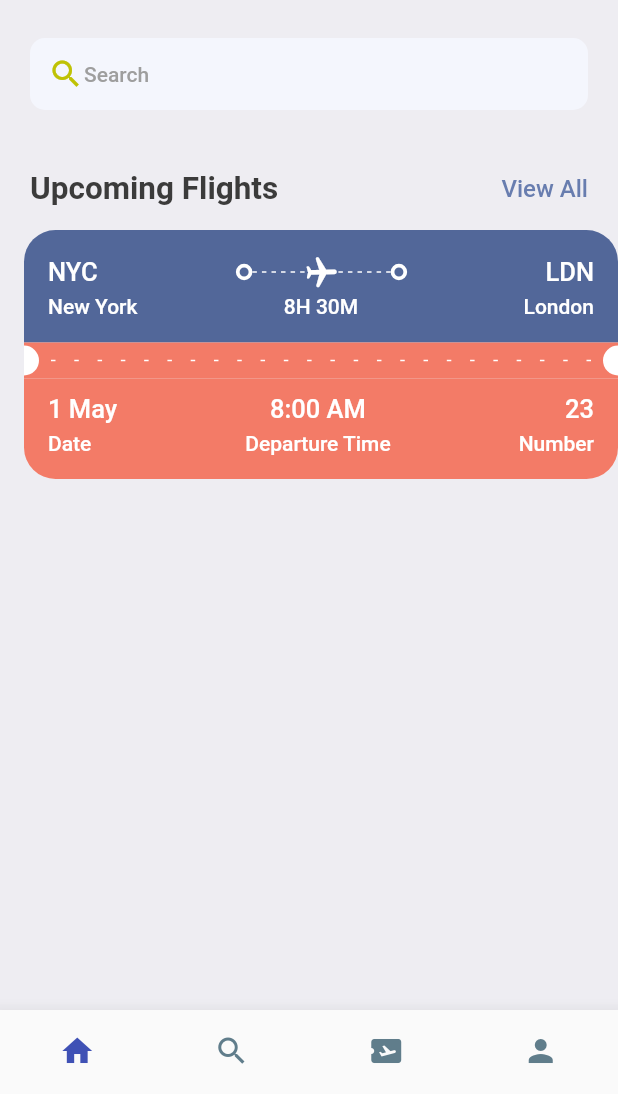
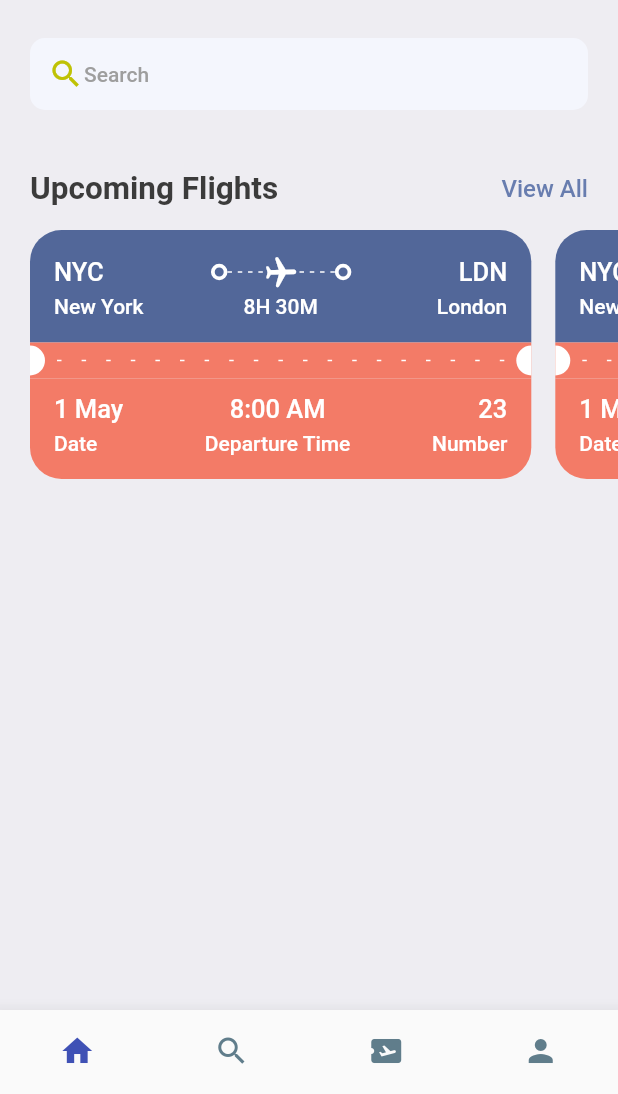
Before and after one commit to greenervigil/flutter_app, a Flutter app: the screen it shows after launch, on a phone screen of 412 x 824 dp, the part 142-1236 px from its top. Run offline on Flutter 3.47's test engine with Material 2 defaults, Android fonts, the phone set to English and light mode, and no system bars; our stand-ins replace gap.

Commit message:
adding scrolling for multiple tickets on the home screen

```diff
--- a/lib/screens/home_screen.dart
+++ b/lib/screens/home_screen.dart
@@ -1,4 +1,5 @@
 import 'package:flutter/material.dart';
+import 'package:flutter/rendering.dart';
 import 'package:flutter_app/screens/ticket_view.dart';
 import 'package:flutter_app/utils/app_styles.dart';
 import 'package:gap/gap.dart';
@@ -91,7 +92,16 @@ class HomeScreen extends StatelessWidget {
               ),
             ),
             const Gap(15),
-            const TicketView(),
+            SingleChildScrollView(
+              scrollDirection: Axis.horizontal,
+              padding: const EdgeInsets.only(left: 20),
+              child: Row(
+                children: const [
+                  TicketView(),
+                  TicketView(),
+                ],
+              ),
+            ),
           ],
         ));
   }
--- a/lib/screens/ticket_view.dart
+++ b/lib/screens/ticket_view.dart
@@ -11,10 +11,10 @@ class TicketView extends StatelessWidget {
   Widget build(BuildContext context) {
     final size = AppLayout.getSize(context);
     return SizedBox(
-      width: size.width,
+      width: size.width * 0.85,
       height: 200,
       child: Container(
-        margin: const EdgeInsets.only(left: 16),
+        margin: const EdgeInsets.only(right: 16),
         child: Column(
           children: [
             Container(
```
